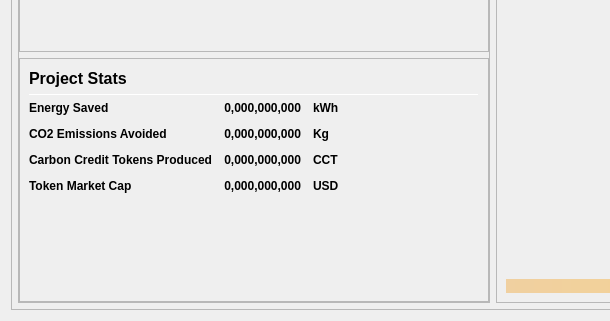
Above: src/qt/forms/overviewpage.ui from Carbon-Zero/CarbonZero before the change; both pictures show x 0 to 610 and y 520 to 841 of the 978 by 841 pixel window. Below: the same form after it.
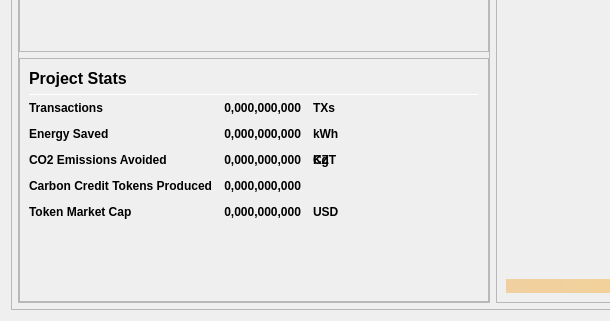
That is the form after the change.

Commit message: Add TXs CSS

```diff
--- a/src/qt/forms/overviewpage.ui
+++ b/src/qt/forms/overviewpage.ui
@@ -905,7 +905,7 @@
                        <property name="spacing">
                         <number>12</number>
                        </property>
-                       <item row="4" column="1">
+                       <item row="5" column="1">
                         <widget class="QLabel" name="labelMarketCap">
                          <property name="font">
                           <font>
@@ -921,7 +921,68 @@
                          </property>
                         </widget>
                        </item>
-                       <item row="1" column="1">
+					   <item row="1" column="0">
+                        <widget class="QLabel" name="labelTransactionsText">
+                         <property name="font">
+                          <font>
+                           <weight>75</weight>
+                           <bold>true</bold>
+                          </font>
+                         </property>
+                         <property name="toolTip">
+                          <string>The Number of CZE Transactions to Date</string>
+                         </property>
+                         <property name="text">
+                          <string>Transactions</string>
+                         </property>
+                        </widget>
+                       </item>
+					   <item row="1" column="1">
+                        <widget class="QLabel" name="labelTransactions">
+                         <property name="font">
+                          <font>
+                           <weight>75</weight>
+                           <bold>true</bold>
+                          </font>
+                         </property>
+                         <property name="toolTip">
+                          <string>The Number of CZE Transactions to Date</string>
+                         </property>
+                         <property name="text">
+                          <string notr="true">0,000,000,000</string>
+                         </property>
+                         <property name="alignment">
+                          <set>Qt::AlignRight|Qt::AlignTrailing|Qt::AlignVCenter</set>
+                         </property>
+                        </widget>
+                       </item>
+					   <item row="1" column="2">
+                        <widget class="QLabel" name="labelTransactionsUnitText">
+                         <property name="font">
+                          <font>
+                           <weight>75</weight>
+                           <bold>true</bold>
+                          </font>
+                         </property>
+                         <property name="text">
+                          <string>TXs</string>
+                         </property>
+                        </widget>
+                       </item>
+					   <item row="1" column="3">
+                        <spacer name="horizontalSpacer_4">
+                         <property name="orientation">
+                          <enum>Qt::Horizontal</enum>
+                         </property>
+                         <property name="sizeHint" stdset="0">
+                          <size>
+                           <width>40</width>
+                           <height>14</height>
+                          </size>
+                         </property>
+                        </spacer>
+                       </item>
+					   <item row="2" column="1">
                         <widget class="QLabel" name="labelEnergySaved">
                          <property name="font">
                           <font>
@@ -940,7 +1001,7 @@
                          </property>
                         </widget>
                        </item>
-                       <item row="4" column="0">
+                       <item row="5" column="0">
                         <widget class="QLabel" name="labelMarketCapText">
                          <property name="font">
                           <font>
@@ -956,7 +1017,7 @@
                          </property>
                         </widget>
                        </item>
-                       <item row="4" column="3">
+                       <item row="5" column="3">
                         <spacer name="horizontalSpacer_4">
                          <property name="orientation">
                           <enum>Qt::Horizontal</enum>
@@ -969,7 +1030,7 @@
                          </property>
                         </spacer>
                        </item>
-                       <item row="4" column="2">
+                       <item row="5" column="2">
                         <widget class="QLabel" name="labelMarketCapUnitText">
                          <property name="font">
                           <font>
@@ -982,7 +1043,7 @@
                          </property>
                         </widget>
                        </item>
-                       <item row="2" column="1">
+                       <item row="3" column="1">
                         <widget class="QLabel" name="labelCO2">
                          <property name="font">
                           <font>
@@ -1001,7 +1062,7 @@
                          </property>
                         </widget>
                        </item>
-                       <item row="2" column="0">
+                       <item row="3" column="0">
                         <widget class="QLabel" name="labelCO2Text">
                          <property name="font">
                           <font>
@@ -1017,7 +1078,7 @@
                          </property>
                         </widget>
                        </item>
-                       <item row="1" column="2">
+                       <item row="2" column="2">
                         <widget class="QLabel" name="labelEnergySavedUnitText">
                          <property name="font">
                           <font>
@@ -1030,7 +1091,7 @@
                          </property>
                         </widget>
                        </item>
-                       <item row="3" column="0">
+                       <item row="4" column="0">
                         <widget class="QLabel" name="labelCarbonCreditText">
                          <property name="font">
                           <font>
@@ -1055,11 +1116,11 @@
                           </font>
                          </property>
                          <property name="text">
-                          <string>CCT</string>
+                          <string>CZT</string>
                          </property>
                         </widget>
                        </item>
-                       <item row="2" column="2">
+                       <item row="3" column="2">
                         <widget class="QLabel" name="labelCO2UnitText">
                          <property name="font">
                           <font>
@@ -1072,7 +1133,7 @@
                          </property>
                         </widget>
                        </item>
-                       <item row="3" column="1">
+                       <item row="4" column="1">
                         <widget class="QLabel" name="labelCarbonCredit">
                          <property name="font">
                           <font>
@@ -1091,7 +1152,7 @@
                          </property>
                         </widget>
                        </item>
-                       <item row="1" column="0">
+                       <item row="2" column="0">
                         <widget class="QLabel" name="labelEnergySavedText">
                          <property name="font">
                           <font>
```
